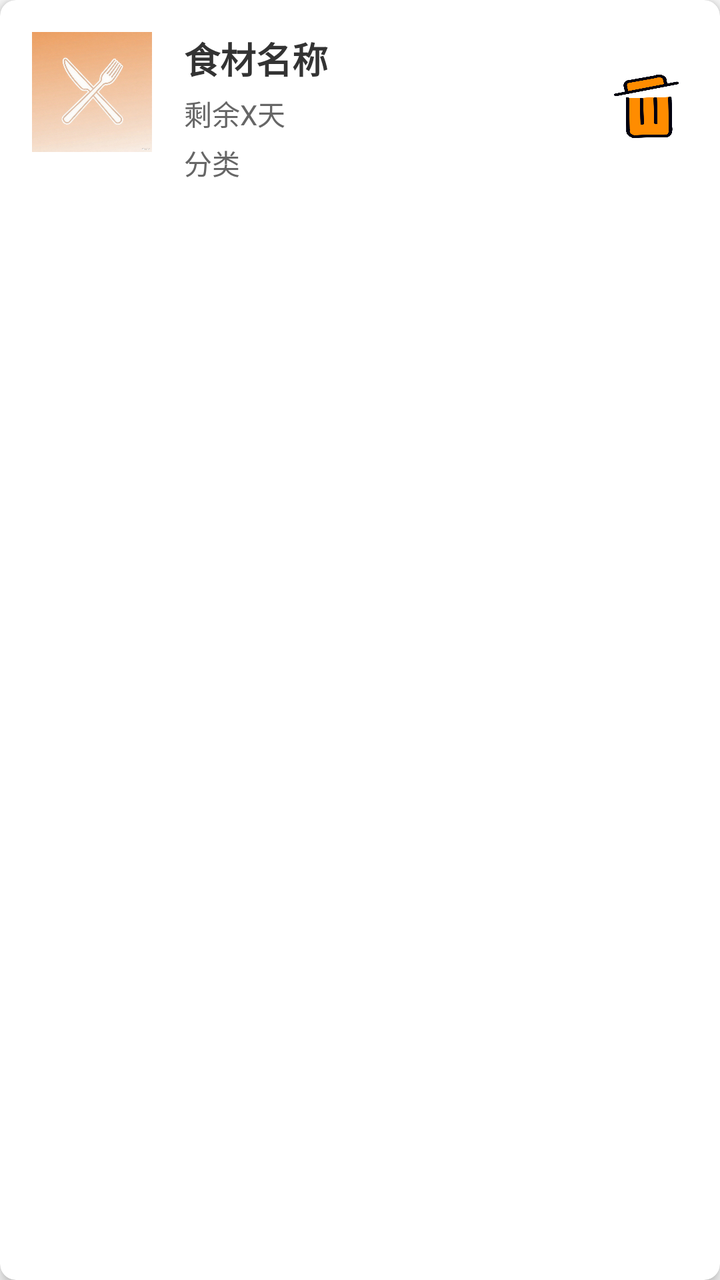
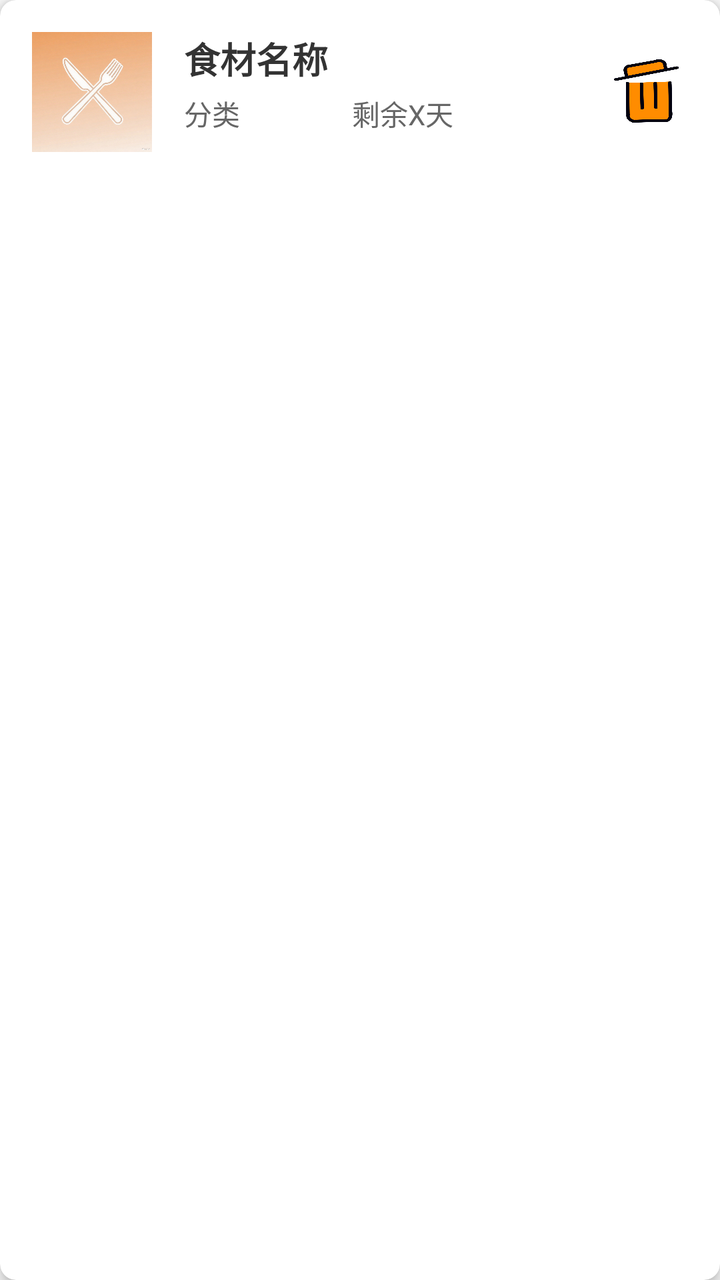

An Android layout rendered at two revisions. The XML below is the earlier revision; the diff shows what the commit changed to produce the second picture.
<!-- AndroidManifest.xml: application theme Theme.Kitchenmanager -->
<!-- res/layout/item_ingredient.xml -->
<?xml version="1.0" encoding="utf-8"?>
<androidx.cardview.widget.CardView
    xmlns:android="http://schemas.android.com/apk/res/android"
    xmlns:app="http://schemas.android.com/apk/res-auto"
    android:layout_width="match_parent"
    android:layout_height="wrap_content"
    android:layout_margin="8dp"
    app:cardCornerRadius="8dp"
    app:cardElevation="4dp">

    <RelativeLayout
        android:layout_width="match_parent"
        android:layout_height="wrap_content"
        android:padding="16dp">

        
        <ImageView
            android:id="@+id/iv_ingredient"
            android:layout_width="60dp"
            android:layout_height="60dp"
            android:scaleType="centerCrop"
            android:src="@drawable/ic_logo_orange" />

        
        <LinearLayout
            android:layout_width="match_parent"
            android:layout_height="wrap_content"
            android:layout_toEndOf="@id/iv_ingredient"
            android:layout_marginStart="16dp"
            android:orientation="vertical">

            <TextView
                android:id="@+id/tv_name"
                android:layout_width="match_parent"
                android:layout_height="wrap_content"
                android:text="食材名称"
                android:textSize="18sp"
                android:textColor="#333333"
                android:textStyle="bold" />

            
            <TextView
                android:id="@+id/tv_remaining_days"
                android:layout_width="match_parent"
                android:layout_height="wrap_content"
                android:text="剩余X天"
                android:textSize="14sp"
                android:textColor="#666666"
                android:layout_marginTop="4dp" />

            <TextView
                android:id="@+id/tv_category"
                android:layout_width="match_parent"
                android:layout_height="wrap_content"
                android:text="分类"
                android:textSize="14sp"
                android:textColor="#666666"
                android:layout_marginTop="4dp" />
        </LinearLayout>

        
        <ImageButton
            android:id="@+id/btn_delete"
            android:layout_width="40dp"
            android:layout_height="40dp"
            android:layout_alignParentEnd="true"
            android:layout_centerVertical="true"
            android:background="@drawable/delete"
            android:contentDescription="删除食材" />
    </RelativeLayout>
</androidx.cardview.widget.CardView>
<!-- resources referenced by this layout -->
<resources>
  <!-- drawable delete: png bitmap (drawable, 79426 bytes) -->
  <!-- drawable ic_logo_orange: png bitmap (drawable, 921157 bytes) -->
  <style name="Theme.Kitchenmanager" parent="Base.Theme.Kitchenmanager" />
  <style name="Base.Theme.Kitchenmanager" parent="Theme.MaterialComponents.DayNight.NoActionBar.Bridge">
          
          
      </style>
</resources>

<!-- the commit's change to res/layout/item_ingredient.xml (unified diff, before → after) -->
@@ -39,23 +39,35 @@
                 android:textStyle="bold" />
 
             
-            <TextView
-                android:id="@+id/tv_remaining_days"
+            <LinearLayout
                 android:layout_width="match_parent"
-                android:layout_height="wrap_content"
-                android:text="剩余X天"
-                android:textSize="14sp"
-                android:textColor="#666666"
-                android:layout_marginTop="4dp" />
+                android:layout_height="match_parent"
+                android:orientation="horizontal">
 
-            <TextView
-                android:id="@+id/tv_category"
-                android:layout_width="match_parent"
-                android:layout_height="wrap_content"
-                android:text="分类"
-                android:textSize="14sp"
-                android:textColor="#666666"
-                android:layout_marginTop="4dp" />
+                <TextView
+                    android:id="@+id/tv_category"
+                    android:layout_width="match_parent"
+                    android:layout_height="wrap_content"
+                    android:layout_marginTop="4dp"
+                    android:text="分类"
+                    android:textColor="#666666"
+                    android:textSize="14sp"
+                    android:layout_weight="2"/>
+
+                <TextView
+                    android:id="@+id/tv_remaining_days"
+                    android:layout_width="match_parent"
+                    android:layout_height="wrap_content"
+                    android:layout_marginTop="4dp"
+                    android:text="剩余X天"
+                    android:textColor="#666666"
+                    android:textSize="14sp"
+                    android:layout_weight="1"
+                    />
+
+
+            </LinearLayout>
+
         </LinearLayout>
 
         
